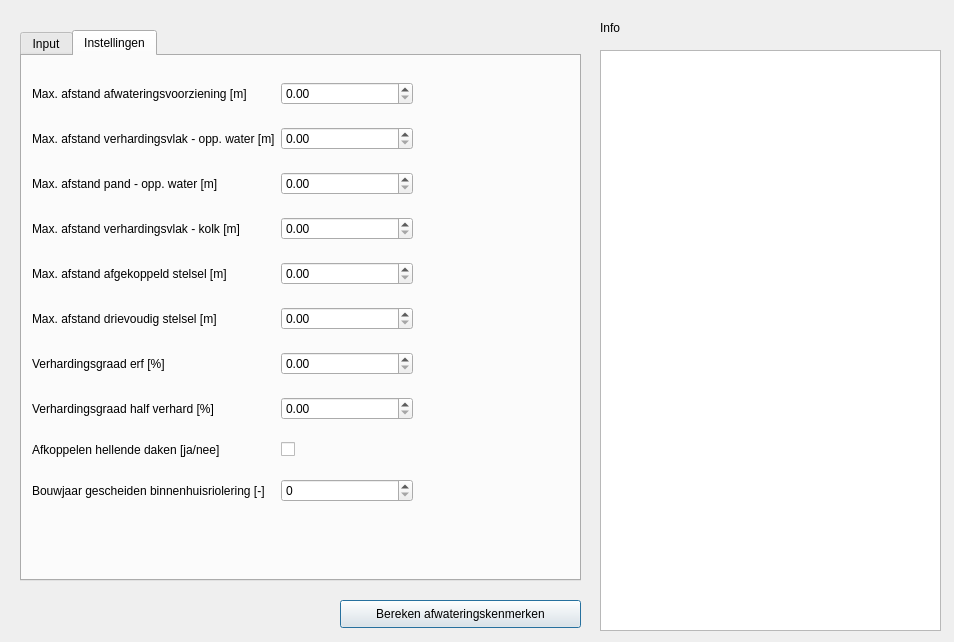
Qt form plugin/bgtinlooptool/BGTInloopTool_dialog_base.ui (nens/bgt-inlooptool) before a commit.
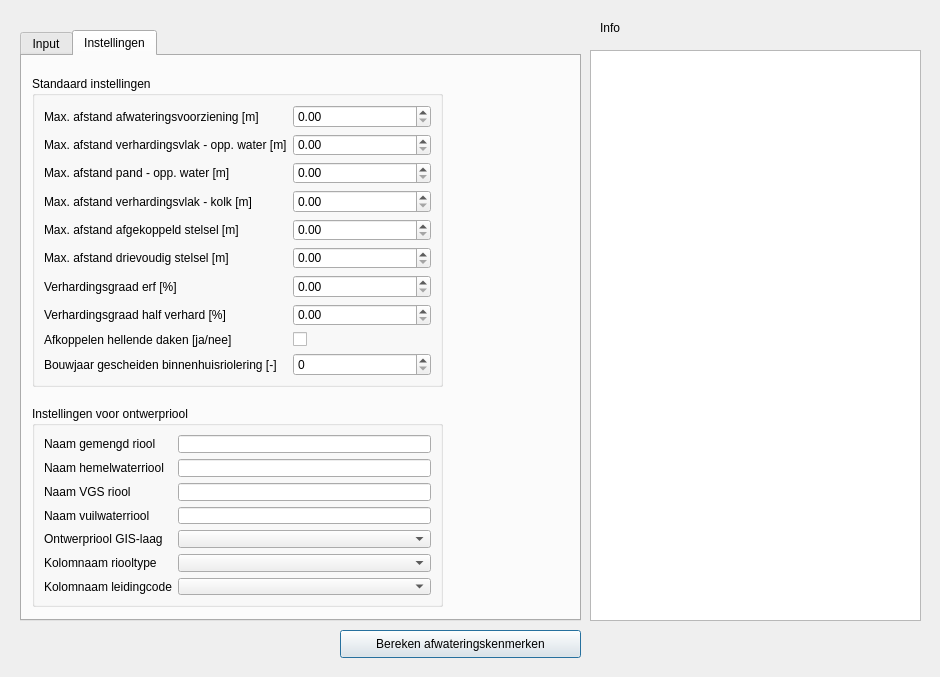
The same form after that commit. The open tabs and pages were chosen to show the change. Custom widgets are drawn as their Qt base class.

Commit message: ontwerp option in qgis plugin

```diff
--- a/plugin/bgtinlooptool/BGTInloopTool_dialog_base.ui
+++ b/plugin/bgtinlooptool/BGTInloopTool_dialog_base.ui
@@ -6,8 +6,8 @@
    <rect>
     <x>0</x>
     <y>0</y>
-    <width>954</width>
-    <height>642</height>
+    <width>940</width>
+    <height>677</height>
    </rect>
   </property>
   <property name="windowTitle">
@@ -17,7 +17,7 @@
    <property name="geometry">
     <rect>
      <x>340</x>
-     <y>600</y>
+     <y>630</y>
      <width>241</width>
      <height>28</height>
     </rect>
@@ -26,16 +26,6 @@
     <string>Bereken afwateringskenmerken</string>
    </property>
   </widget>
-  <widget class="QListWidget" name="listWidget">
-   <property name="geometry">
-    <rect>
-     <x>600</x>
-     <y>50</y>
-     <width>341</width>
-     <height>581</height>
-    </rect>
-   </property>
-  </widget>
   <widget class="QLabel" name="label_13">
    <property name="geometry">
     <rect>
@@ -58,7 +48,7 @@
      <x>20</x>
      <y>30</y>
      <width>561</width>
-     <height>551</height>
+     <height>591</height>
     </rect>
    </property>
    <property name="sizePolicy">
@@ -286,15 +276,18 @@
     <attribute name="title">
      <string>Instellingen</string>
     </attribute>
-    <widget class="QWidget" name="layoutWidget">
+    <widget class="QGroupBox" name="groupBox">
      <property name="geometry">
       <rect>
        <x>10</x>
-       <y>10</y>
-       <width>381</width>
-       <height>461</height>
+       <y>20</y>
+       <width>411</width>
+       <height>311</height>
       </rect>
      </property>
+     <property name="title">
+      <string>Standaard instellingen</string>
+     </property>
      <layout class="QGridLayout" name="gridLayout">
       <item row="0" column="0">
        <widget class="QLabel" name="label_3">
@@ -402,8 +395,103 @@
       </item>
      </layout>
     </widget>
+    <widget class="QGroupBox" name="groupBox_2">
+     <property name="geometry">
+      <rect>
+       <x>10</x>
+       <y>350</y>
+       <width>411</width>
+       <height>201</height>
+      </rect>
+     </property>
+     <property name="title">
+      <string>Instellingen voor ontwerpriool</string>
+     </property>
+     <layout class="QGridLayout" name="gridLayout_3">
+      <item row="1" column="1">
+       <widget class="QLineEdit" name="ontwerp_hemelwater_naam"/>
+      </item>
+      <item row="2" column="1">
+       <widget class="QLineEdit" name="ontwerp_vgs_naam"/>
+      </item>
+      <item row="6" column="1">
+       <widget class="QComboBox" name="ontwerp_leidingcode_kolom"/>
+      </item>
+      <item row="0" column="1">
+       <widget class="QLineEdit" name="ontwerp_gemengd_naam"/>
+      </item>
+      <item row="5" column="1">
+       <widget class="QComboBox" name="ontwerp_riooltype_kolom"/>
+      </item>
+      <item row="0" column="0">
+       <widget class="QLabel" name="label_12">
+        <property name="text">
+         <string>Naam gemengd riool</string>
+        </property>
+       </widget>
+      </item>
+      <item row="1" column="0">
+       <widget class="QLabel" name="label_18">
+        <property name="text">
+         <string>Naam hemelwaterriool</string>
+        </property>
+       </widget>
+      </item>
+      <item row="2" column="0">
+       <widget class="QLabel" name="label_20">
+        <property name="text">
+         <string>Naam VGS riool</string>
+        </property>
+       </widget>
+      </item>
+      <item row="5" column="0">
+       <widget class="QLabel" name="label_24">
+        <property name="text">
+         <string>Kolomnaam riooltype</string>
+        </property>
+       </widget>
+      </item>
+      <item row="4" column="0">
+       <widget class="QLabel" name="label_23">
+        <property name="text">
+         <string>Ontwerpriool GIS-laag</string>
+        </property>
+       </widget>
+      </item>
+      <item row="6" column="0">
+       <widget class="QLabel" name="label_25">
+        <property name="text">
+         <string>Kolomnaam leidingcode</string>
+        </property>
+       </widget>
+      </item>
+      <item row="3" column="1">
+       <widget class="QLineEdit" name="ontwerp_infiltratie_naam"/>
+      </item>
+      <item row="3" column="0">
+       <widget class="QLabel" name="label_21">
+        <property name="text">
+         <string>Naam vuilwaterriool</string>
+        </property>
+       </widget>
+      </item>
+      <item row="4" column="1">
+       <widget class="QComboBox" name="ontwerp_laag_naam"/>
+      </item>
+     </layout>
+    </widget>
    </widget>
   </widget>
+  <widget class="QTextBrowser" name="info_window">
+   <property name="geometry">
+    <rect>
+     <x>590</x>
+     <y>50</y>
+     <width>331</width>
+     <height>571</height>
+    </rect>
+   </property>
+  </widget>
  </widget>
  <customwidgets>
   <customwidget>
```
Left out of the diff: 47 changed lines with no effect on the pictures. The commit also changes 11 other files.
